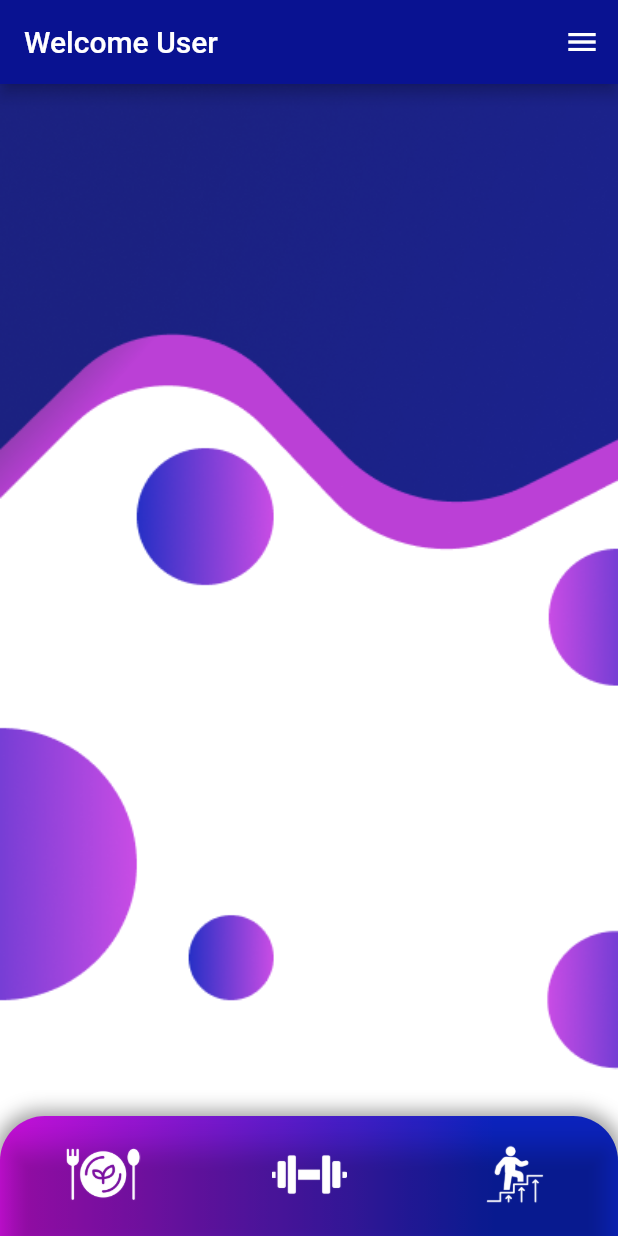
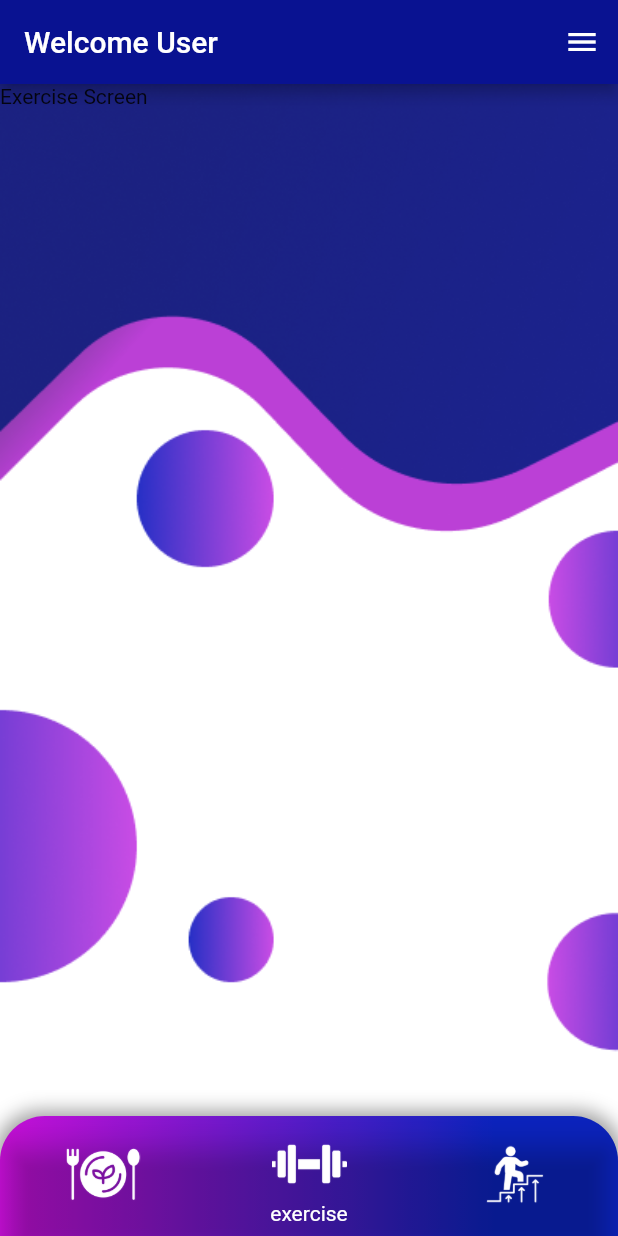
Before and after one commit to karankulshrestha/bulkwork, a Flutter app: the screen it shows once a user with an empty profile is signed in, on a phone screen of 412 x 824 dp. Run offline on Flutter 3.47's test engine with Material 2 defaults, Android fonts, the light colour scheme and no system bars; our stand-ins replace cloud_firestore, firebase_auth, firebase_core, flutter_otp_text_field, google_fonts, intl_phone_field; accounts and stored records are empty.

Commit message:
completed the bottom navigation bar

```diff
--- /dev/null
+++ b/lib/src/pages/screens/exercise_screen.dart
@@ -0,0 +1,29 @@
+import 'package:flutter/material.dart';
+
+class ExerciseScreen extends StatefulWidget {
+  const ExerciseScreen({super.key});
+
+  @override
+  State<ExerciseScreen> createState() => _ExerciseScreenState();
+}
+
+class _ExerciseScreenState extends State<ExerciseScreen> {
+  @override
+  Widget build(BuildContext context) {
+    return Container(
+      decoration: BoxDecoration(
+        image: DecorationImage(
+            image: AssetImage(
+              "assets/images/home.png",
+            ),
+            fit: BoxFit.cover),
+      ),
+      child: SafeArea(
+        child: Scaffold(
+          backgroundColor: Colors.transparent,
+          body: Text("Exercise Screen"),
+        ),
+      ),
+    );
+  }
+}
--- a/lib/src/pages/screens/home_screen.dart
+++ b/lib/src/pages/screens/home_screen.dart
@@ -1,3 +1,6 @@
+import 'package:bulkwork/src/pages/screens/diet_screen.dart';
+import 'package:bulkwork/src/pages/screens/exercise_screen.dart';
+import 'package:bulkwork/src/pages/screens/progress_screen.dart';
 import 'package:flutter/material.dart';
 
 class HomeScreen extends StatefulWidget {
@@ -10,6 +13,10 @@ class HomeScreen extends StatefulWidget {
 }
 
 class _HomeScreenState extends State<HomeScreen> {
+  int myIndex = 1;
+
+  List<Widget> pages = const [DietScreen(), ExerciseScreen(), ProgressScreen()];
+
   @override
   void initState() {
     super.initState();
@@ -42,23 +49,15 @@ class _HomeScreenState extends State<HomeScreen> {
   Widget build(BuildContext context) {
     return WillPopScope(
       onWillPop: _onPop,
-      child: Container(
-        decoration: BoxDecoration(
-            image: DecorationImage(
-                image: AssetImage("assets/images/home.png"),
-                fit: BoxFit.cover)),
       child: Scaffold(
+        extendBody: true,
         appBar: AppBar(
           title: Text("Welcome User"),
           backgroundColor: Color.fromARGB(255, 9, 18, 145),
         ),
-          backgroundColor: Colors.transparent,
+        backgroundColor: Colors.white,
         endDrawer: Drawer(),
-          body: SafeArea(
-            child: Stack(
-              children: [],
-            ),
-          ),
+        body: SafeArea(child: pages[myIndex]),
         bottomNavigationBar: Container(
           height: 80,
           decoration: BoxDecoration(
@@ -75,8 +74,7 @@ class _HomeScreenState extends State<HomeScreen> {
             borderRadius: BorderRadius.only(
                 topRight: Radius.circular(30), topLeft: Radius.circular(30)),
             boxShadow: [
-                BoxShadow(
-                    color: Colors.black38, spreadRadius: 3, blurRadius: 10),
+              BoxShadow(color: Colors.black38, spreadRadius: 3, blurRadius: 10),
             ],
           ),
           child: ClipRRect(
@@ -85,9 +83,16 @@ class _HomeScreenState extends State<HomeScreen> {
               topRight: Radius.circular(30.0),
             ),
             child: BottomNavigationBar(
+              onTap: (index) {
+                setState(() {
+                  myIndex = index;
+                });
+              },
+              currentIndex: myIndex,
               backgroundColor: Colors.transparent,
-                showSelectedLabels: false,
+              showSelectedLabels: true,
               showUnselectedLabels: false,
+              selectedItemColor: Colors.white,
               items: <BottomNavigationBarItem>[
                 BottomNavigationBarItem(
                   icon: Image.asset(
@@ -103,7 +108,7 @@ class _HomeScreenState extends State<HomeScreen> {
                     width: 50,
                     height: 50,
                   ),
-                    label: '',
+                  label: 'exercise',
                 ),
                 BottomNavigationBarItem(
                   icon: Image.asset(
@@ -111,10 +116,9 @@ class _HomeScreenState extends State<HomeScreen> {
                     width: 40,
                     height: 40,
                   ),
-                    label: '',
+                  label: 'progress',
                 ),
               ],
-              ),
             ),
           ),
         ),
```
Also changed, not shown: lib/src/pages/screens/diet_screen.dart (added, +29 -0 lines), lib/src/pages/screens/progress_screen.dart (added, +29 -0 lines). Lines whose indentation alone changed are shown as unchanged.
